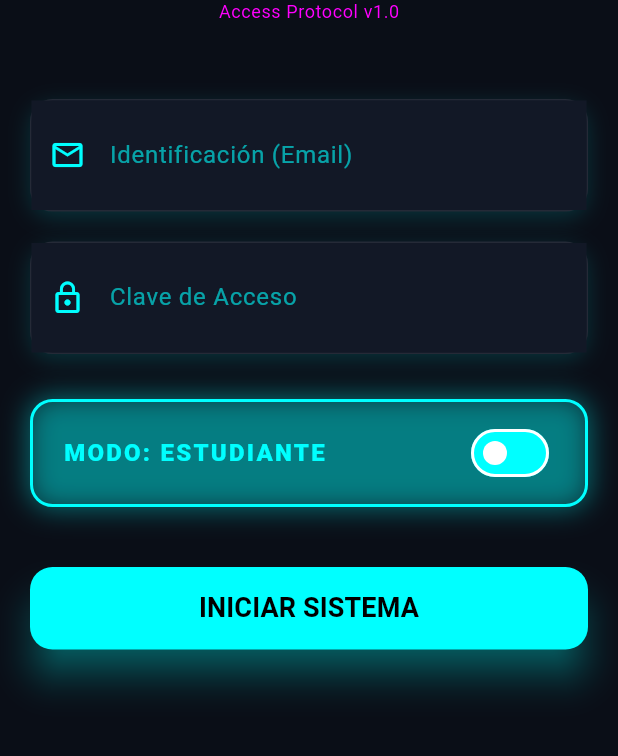
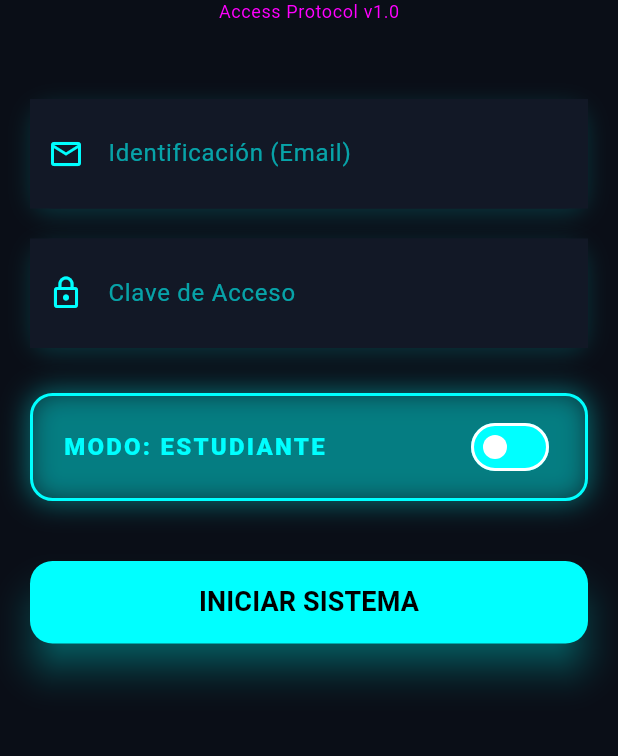
Before and after one commit to KENTGOOLD200/superteach_app, a Flutter app: the screen it shows after launch, on a phone screen of 412 x 824 dp, the part 339-1095 px from its top. Run offline on Flutter 3.47's test engine with Material 3 defaults, Android fonts, the light colour scheme and no system bars; our stand-ins replace flutter_riverpod, gap, go_router.

Commit message:
Semana 8 avance

```diff
--- a/lib/presentation/screens/auth/login_screen.dart
+++ b/lib/presentation/screens/auth/login_screen.dart
@@ -1,51 +1,63 @@
 import 'package:flutter/material.dart';
-import 'package:flutter_riverpod/flutter_riverpod.dart'; // Importamos Riverpod
+import 'package:flutter_riverpod/flutter_riverpod.dart';
 import 'package:gap/gap.dart';
-import 'package:superteach_app/config/theme/app_theme.dart'; // 👈 IMPORTANTE: Aquí están los colores neonCyan y neonMagenta
-import 'package:superteach_app/presentation/providers/auth_provider.dart'; // Importamos nuestro cerebro
+import 'package:superteach_app/config/theme/app_theme.dart';
+import 'package:superteach_app/presentation/providers/auth_provider.dart';
 import 'package:superteach_app/presentation/widgets/inputs/custom_text_form_field.dart';
 
 // ============================================================================
-// PANTALLA DE LOGIN (CONECTADA A RIVERPOD Y CON COLORES VÍVIDOS)
+// PANTALLA DE LOGIN (SMART VALIDATION & UX)
 // ============================================================================
+// PROPÓSITO:
+// 1. Maneja la entrada de datos del usuario.
+// 2. Aplica limpieza de datos (.trim) para evitar errores por espacios.
+// 3. Gestiona la retroalimentación visual (Carga, Errores, Éxito).
+// 4. Usa un 'Form' global para validar campos vacíos antes de enviar.
+// ============================================================================
+
 class LoginScreen extends ConsumerWidget {
   const LoginScreen({super.key});
 
   @override
   Widget build(BuildContext context, WidgetRef ref) {
 
-    // 1. ESCUCHA ACTIVA (LISTENER)
+    // 1. ESCUCHA DE ESTADO (LISTENER)
+    // Reacciona a cambios: Error -> Muestra SnackBar Rojo / Éxito -> Muestra SnackBar Cian
     ref.listen(authProvider, (previous, next) {
+      if (next.errorMessage.isNotEmpty) {
+        // UX: Limpiamos mensajes anteriores para que no se acumulen
+        ScaffoldMessenger.of(context).hideCurrentSnackBar();
 
-      // Si hay un mensaje de error, mostramos un SnackBar rojo
-      if (next.errorMessage.isNotEmpty) {
         ScaffoldMessenger.of(context).showSnackBar(
           SnackBar(
             content: Text(next.errorMessage, style: const TextStyle(color: Colors.white)),
             backgroundColor: Colors.redAccent,
+            behavior: SnackBarBehavior.floating, // Flotante se ve más moderno
           ),
         );
       }
 
-      // Si el estado cambia a 'authenticated', ¡Éxito!
       if (next.status == AuthStatus.authenticated) {
+        // UX: Limpiamos cualquier error previo
+        ScaffoldMessenger.of(context).hideCurrentSnackBar();
+
         ScaffoldMessenger.of(context).showSnackBar(
           const SnackBar(
-            content: Text('¡ACCESO CONCEDIDO! Bienvenido a SuperTeach', style: TextStyle(color: Colors.black)),
-            backgroundColor: neonCyan, // Usamos el cian neón importado
+            content: Text('¡ACCESO CONCEDIDO! Bienvenido', style: TextStyle(color: Colors.black)),
+            backgroundColor: neonCyan,
+            behavior: SnackBarBehavior.floating,
           ),
         );
       }
     });
 
-    // 2. OBTENEMOS EL ESTADO ACTUAL PARA LA UI
+    // Leemos el estado para saber si debemos mostrar el círculo de carga
     final authState = ref.watch(authProvider);
 
     return Scaffold(
-      // Si está cargando, bloqueamos la pantalla con un Stack
       body: Stack(
         children: [
-          // El formulario de siempre
+          // Capa del Formulario (SafeArea para respetar el notch)
           const SafeArea(
             child: SingleChildScrollView(
               child: Padding(
@@ -55,7 +67,8 @@ class LoginScreen extends ConsumerWidget {
             ),
           ),
 
-          // CAPA DE CARGA (Loading Overlay)
+          // Capa de Bloqueo (Loading Overlay)
+          // Se muestra solo si estamos verificando credenciales
           if (authState.status == AuthStatus.checking)
             Container(
               color: Colors.black.withOpacity(0.8),
@@ -69,22 +82,24 @@ class LoginScreen extends ConsumerWidget {
   }
 }
 
+// Sub-widget con estado para manejar los controladores de texto y el Form
 class _LoginForm extends ConsumerStatefulWidget {
   const _LoginForm();
-
   @override
   ConsumerState<_LoginForm> createState() => _LoginFormState();
 }
 
 class _LoginFormState extends ConsumerState<_LoginForm> {
+  // LLAVE DEL FORMULARIO: Nos permite saber si todos los inputs son válidos
+  final GlobalKey<FormState> _formKey = GlobalKey<FormState>();
+
   bool isTeacher = false;
-
-  // Controladores
   final emailController = TextEditingController();
   final passwordController = TextEditingController();
 
   @override
   void dispose() {
+    // Buena práctica: Limpiar controladores al salir de la pantalla
     emailController.dispose();
     passwordController.dispose();
     super.dispose();
@@ -93,16 +108,17 @@ class _LoginFormState extends ConsumerState<_LoginForm> {
   @override
   Widget build(BuildContext context) {
     final textStyles = Theme.of(context).textTheme;
-    // Aunque tenemos el theme, usaremos las constantes directas para más vibración
-
     final authNotifier = ref.read(authProvider.notifier);
 
-    return Column(
+    // Envolvemos todo en 'Form' para habilitar la validación automática
+    return Form(
+      key: _formKey,
+      child: Column(
         crossAxisAlignment: CrossAxisAlignment.center,
         children: [
           const Gap(40),
 
-        // --- LOGO Y TÍTULO ---
+          // --- LOGO ---
           Container(
             padding: const EdgeInsets.all(20),
             decoration: BoxDecoration(
@@ -116,56 +132,52 @@ class _LoginFormState extends ConsumerState<_LoginForm> {
           ),
           const Gap(20),
           Text('SUPERTEACH',
-          style: textStyles.headlineMedium?.copyWith(
-            color: Colors.white,
-            fontWeight: FontWeight.w900,
-            letterSpacing: 2.0
-          )
+            style: textStyles.headlineMedium?.copyWith(color: Colors.white, fontWeight: FontWeight.w900, letterSpacing: 2.0)
           ),
           Text('Access Protocol v1.0', style: textStyles.bodySmall?.copyWith(color: neonMagenta)),
           const Gap(50),
 
-        // --- INPUTS ---
+          // --- INPUT EMAIL ---
           CustomTextFormField(
             label: 'Identificación (Email)',
             hint: 'usuario@superteach.com',
             keyboardType: TextInputType.emailAddress,
             prefixIcon: Icons.email_outlined,
             onChanged: (value) => emailController.text = value,
+            // VALIDACIÓN: Si retorna un String, es error. Si es null, es válido.
+            validator: (value) {
+              if (value == null || value.trim().isEmpty) return 'El email es obligatorio';
+              return null;
+            },
           ),
           const Gap(20),
+
+          // --- INPUT PASSWORD ---
           CustomTextFormField(
             label: 'Clave de Acceso',
             hint: '******',
             obscureText: true,
             prefixIcon: Icons.lock_outline,
             onChanged: (value) => passwordController.text = value,
+            // VALIDACIÓN DE CAMPO VACÍO
+            validator: (value) {
+              if (value == null || value.trim().isEmpty) return 'Ingresa tu clave';
+              return null;
+            },
           ),
 
           const Gap(30),
 
-        // --- SELECCIÓN DE ROL VIBRANTE (COLORES PUROS) ---
+          // --- SWITCH DE ROL (VIBRANTE) ---
           AnimatedContainer(
             duration: const Duration(milliseconds: 300),
             padding: const EdgeInsets.symmetric(horizontal: 20, vertical: 10),
             decoration: BoxDecoration(
-            // Fondo suave según el rol
               color: isTeacher ? neonMagenta.withOpacity(0.1) : neonCyan.withOpacity(0.1),
-
-            // Borde brillante
-            border: Border.all(
-              color: isTeacher ? neonMagenta : neonCyan,
-              width: 2,
-            ),
+              border: Border.all(color: isTeacher ? neonMagenta : neonCyan, width: 2),
               borderRadius: BorderRadius.circular(15),
-
-            // Glow exterior
               boxShadow: [
-              BoxShadow(
-                color: isTeacher ? neonMagenta.withOpacity(0.4) : neonCyan.withOpacity(0.4),
-                blurRadius: 15,
-                spreadRadius: 1,
-              )
+                BoxShadow(color: isTeacher ? neonMagenta.withOpacity(0.4) : neonCyan.withOpacity(0.4), blurRadius: 15, spreadRadius: 1)
               ],
             ),
             child: Row(
@@ -173,12 +185,7 @@ class _LoginFormState extends ConsumerState<_LoginForm> {
               children: [
                 Text(
                   isTeacher ? 'MODO: PROFESOR' : 'MODO: ESTUDIANTE',
-                style: TextStyle(
-                  color: isTeacher ? neonMagenta : neonCyan,
-                  fontWeight: FontWeight.w900,
-                  letterSpacing: 1.5,
-                  fontSize: 16,
-                ),
+                  style: TextStyle(color: isTeacher ? neonMagenta : neonCyan, fontWeight: FontWeight.w900, letterSpacing: 1.5, fontSize: 16),
                 ),
                 Switch(
                   value: isTeacher,
@@ -194,31 +201,39 @@ class _LoginFormState extends ConsumerState<_LoginForm> {
 
           const Gap(40),
 
-        // --- BOTÓN DE ACCESO ---
+          // --- BOTÓN DE INICIO ---
           SizedBox(
             width: double.infinity,
             height: 55,
             child: FilledButton(
               onPressed: () {
+                // 1. VALIDACIÓN VISUAL:
+                // Verifica si los campos cumplen las reglas del 'validator'.
+                // Si falla, pone los bordes rojos automáticamente y detiene la función.
+                if (_formKey.currentState?.validate() != true) {
+                  return;
+                }
+
+                // 2. LLAMADA AL BACKEND:
+                // Usamos .trim() para limpiar espacios accidentales antes y después del texto.
                 authNotifier.loginUser(
-                emailController.text,
-                passwordController.text
+                  emailController.text.trim(),
+                  passwordController.text.trim()
                 );
               },
               style: FilledButton.styleFrom(
-              backgroundColor: neonCyan, // Color vibrante directo
-              foregroundColor: Colors.black, // Texto negro para contraste
+                backgroundColor: neonCyan,
+                foregroundColor: Colors.black,
                 shadowColor: neonCyan,
                 elevation: 10,
                 shape: RoundedRectangleBorder(borderRadius: BorderRadius.circular(15)),
               ),
-            child: const Text('INICIAR SISTEMA',
-              style: TextStyle(fontSize: 18, fontWeight: FontWeight.bold)
-            ),
+              child: const Text('INICIAR SISTEMA', style: TextStyle(fontSize: 18, fontWeight: FontWeight.bold)),
             ),
           ),
           const Gap(20),
         ],
+      ),
     );
   }
 }
--- a/lib/presentation/widgets/inputs/custom_text_form_field.dart
+++ b/lib/presentation/widgets/inputs/custom_text_form_field.dart
@@ -1,22 +1,24 @@
 import 'package:flutter/material.dart';
 
 // ============================================================================
-// WIDGET REUTILIZABLE: INPUT DE TEXTO (VIVID NEON STYLE)
+// WIDGET REUTILIZABLE: INPUT DE TEXTO (VIVID NEON & VALIDATION)
 // ============================================================================
 // PROPÓSITO:
-// Caja de texto con estilo "Cristal Oscuro" y bordes de neón.
-// Se adapta automáticamente a los colores vibrantes del tema (Cian/Magenta).
+// Caja de texto con estilo "Cristal Oscuro".
+// - Soporta validaciones visuales: Se pone ROJO si hay error.
+// - Se adapta a los colores vibrantes del tema (Cian/Magenta).
 // ============================================================================
 
 class CustomTextFormField extends StatelessWidget {
 
+  // Parámetros de configuración
   final String? label;
   final String? hint;
   final String? errorMessage;
   final bool obscureText;
   final TextInputType? keyboardType;
   final Function(String)? onChanged;
-  final String? Function(String?)? validator;
+  final String? Function(String?)? validator; // Función que decide si el texto es válido
   final IconData? prefixIcon;
 
   const CustomTextFormField({
@@ -33,47 +35,58 @@ class CustomTextFormField extends StatelessWidget {
 
   @override
   Widget build(BuildContext context) {
-    // Obtenemos los colores vibrantes del tema (Primary = Neon Cyan)
+    // Obtenemos los colores del tema actual
     final colors = Theme.of(context).colorScheme;
 
     return Container(
-      // Decoración: Caja de Cristal Oscura
+      // Decoración del contenedor (Fondo oscuro y sombra)
       decoration: BoxDecoration(
-        // AJUSTE: Usamos un color de fondo más oscuro para resaltar el neón
-        color: const Color(0xFF121826),
+        color: const Color(0xFF121826), // Fondo oscuro para resaltar el neón
         borderRadius: BorderRadius.circular(15),
         boxShadow: [
-          // AJUSTE: Aumentamos la opacidad de la sombra para más "Glow"
           BoxShadow(
-            color: colors.primary.withOpacity(0.15), // Sombra Cian Vibrante
+            color: colors.primary.withOpacity(0.15), // Glow suave
             blurRadius: 12,
             offset: const Offset(0, 4),
           )
         ],
-        // Borde sutil brillante
-        border: Border.all(color: Colors.white.withOpacity(0.08)),
       ),
       child: TextFormField(
+        // Conectamos las propiedades lógicas
         onChanged: onChanged,
-        validator: validator,
+        validator: validator, // Clave para que funcione la validación del Form
         obscureText: obscureText,
         keyboardType: keyboardType,
         style: const TextStyle(fontSize: 18, color: Colors.white),
 
+        // Configuración visual interna
         decoration: InputDecoration(
           prefixIcon: prefixIcon != null
-            ? Icon(prefixIcon, color: colors.primary) // Icono en Cian Eléctrico
+            ? Icon(prefixIcon, color: colors.primary)
             : null,
           label: label != null ? Text(label!) : null,
-          labelStyle: TextStyle(color: colors.primary.withOpacity(0.6)), // Etiqueta coloreada
+          labelStyle: TextStyle(color: colors.primary.withOpacity(0.6)),
           hintText: hint,
           hintStyle: const TextStyle(color: Colors.white24),
-          errorText: errorMessage,
 
-          // Quitamos los bordes por defecto (ya decoramos el Container)
+          // ESTADO NORMAL: Sin bordes visibles (el Container da el color)
           border: InputBorder.none,
           enabledBorder: InputBorder.none,
-          focusedBorder: InputBorder.none,
+
+          // ESTADO DE ERROR: Borde ROJO cuando la validación falla
+          errorBorder: OutlineInputBorder(
+            borderRadius: BorderRadius.circular(15),
+            borderSide: const BorderSide(color: Colors.redAccent, width: 2),
+          ),
+          // ESTADO DE ERROR + FOCO: Borde ROJO brillante mientras corriges
+          focusedErrorBorder: OutlineInputBorder(
+            borderRadius: BorderRadius.circular(15),
+            borderSide: const BorderSide(color: Colors.redAccent, width: 2),
+          ),
+
+          // Estilo del texto de error pequeño debajo del input
+          errorStyle: const TextStyle(color: Colors.redAccent, fontWeight: FontWeight.bold),
+
           contentPadding: const EdgeInsets.symmetric(horizontal: 20, vertical: 15),
         ),
       ),
```
Lines whose indentation alone changed are shown as unchanged.
